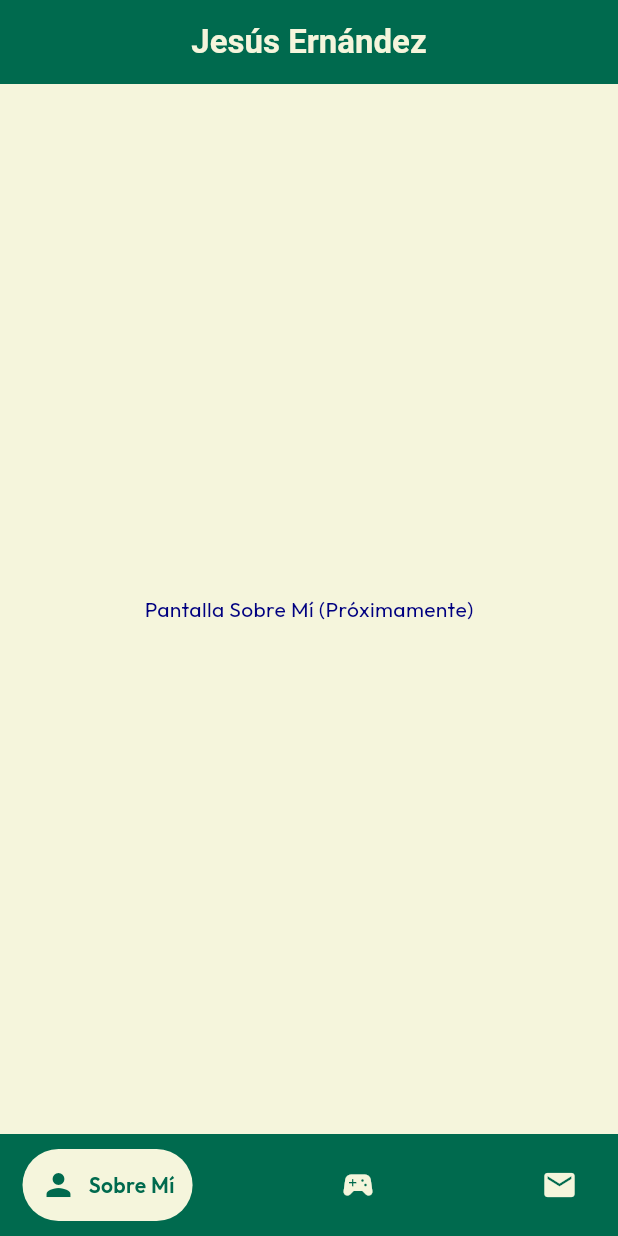
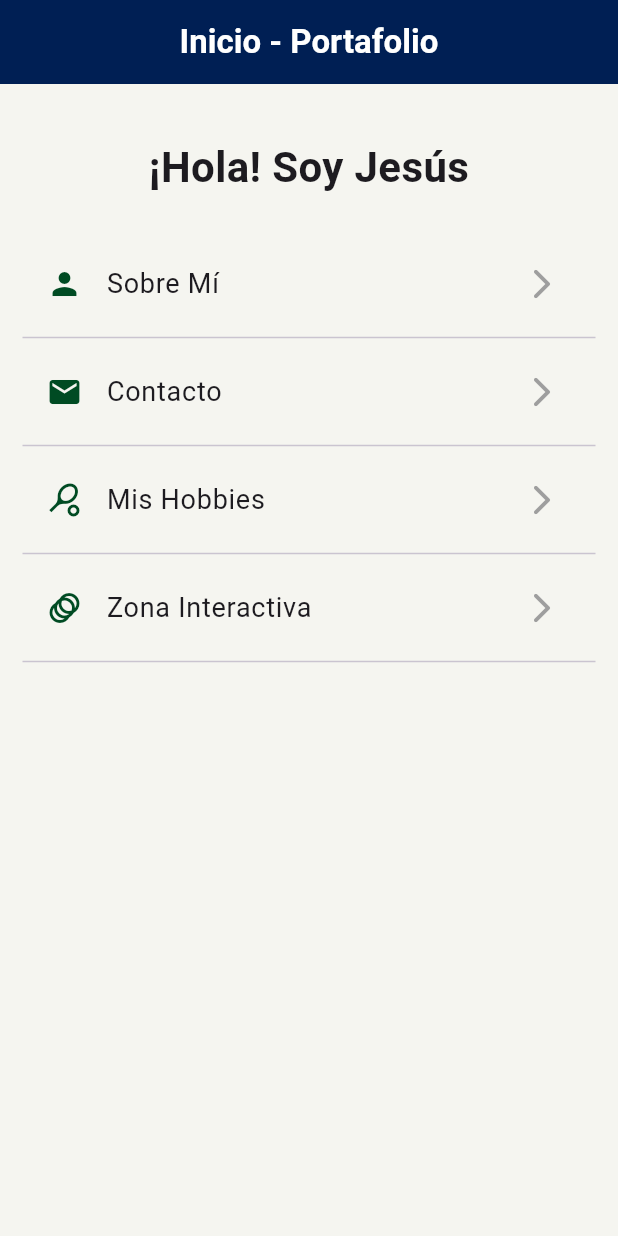
Before and after one commit to jesus020204/portafolio_jesus, a Flutter app: the screen it shows after launch, on a phone screen of 412 x 824 dp. Run offline on Flutter 3.47's test engine with Material 3 defaults, Android fonts, the phone set to English and light mode, and no system bars; drawn by our look-alikes of google_nav_bar.

Commit message:
feat: implementacion de rutas nombradas, pantallas del portafolio y formulario de contacto

```diff
--- a/lib/main.dart
+++ b/lib/main.dart
@@ -3,21 +3,23 @@ import 'package:flutter/material.dart';
 import 'routes/app_routes.dart';
 import 'themes/app_theme.dart';
 
-void main() => runApp(const MiPortafolio());
+void main() => runApp(const MyApp());
 
-class MiPortafolio extends StatelessWidget {
-  const MiPortafolio({super.key});
+class MyApp extends StatelessWidget {
+  const MyApp({super.key});
 
   @override
   Widget build(BuildContext context) {
     return MaterialApp(
       debugShowCheckedModeBanner: false,
       title: 'Portafolio Jesús',
-      // Aplico los colores y tipografías de app_theme
-      theme: AppTheme.lightTheme,
-      // Llamo a las rutas de las pantallas
+
+      // Rutas delegadas al archivo de barril para no saturar el main
       initialRoute: AppRoutes.initialRoute,
       routes: AppRoutes.routes,
+
+      // Aplicamos el tema global centralizado
+      theme: AppTheme.lightTheme,
     );
   }
 }
--- a/lib/routes/app_routes.dart
+++ b/lib/routes/app_routes.dart
@@ -1,6 +1,6 @@
 import 'package:flutter/material.dart';
 
-import '../screens/home_screen.dart';
+import '../screens/screens.dart';
 
 class AppRoutes {
   static const String initialRoute = 'home';
@@ -9,5 +9,9 @@ class AppRoutes {
   // Toda pantalla nueva (Sobre Mí, Hobbies, Contacto) debe registrarse aquí.
   static Map<String, Widget Function(BuildContext)> routes = {
     'home': (BuildContext context) => const HomeScreen(),
+    'hobbies': (BuildContext context) => const HobbiesScreen(),
+    'animated': (BuildContext context) => const AnimatedScreen(),
+    'about': (BuildContext context) => const AboutScreen(),
+    'contact': (BuildContext context) => const ContactScreen(),
   };
 }
--- a/lib/screens/home_screen.dart
+++ b/lib/screens/home_screen.dart
@@ -1,57 +1,85 @@
 import 'package:flutter/material.dart';
-import 'package:google_nav_bar/google_nav_bar.dart';
 
 import '../themes/app_theme.dart';
 
-class HomeScreen extends StatefulWidget {
+class HomeScreen extends StatelessWidget {
   const HomeScreen({super.key});
-
-  @override
-  State<HomeScreen> createState() => _HomeScreenState();
-}
-
-class _HomeScreenState extends State<HomeScreen> {
-  int _selectedIndex = 0;
-
-  // Uso IndexedStack para que las pantallas no se reconstruyan desde cero
-  // al cambiar de pestaña y no perder el estado (inputs, scroll).
-  final List<Widget> _screens = [
-    const Center(child: Text('Pantalla Sobre Mí (Próximamente)')),
-    const Center(child: Text('Pantalla Hobbies (Próximamente)')),
-    const Center(child: Text('Pantalla Contacto (Próximamente)')),
-  ];
 
   @override
   Widget build(BuildContext context) {
     return Scaffold(
-      appBar: AppBar(title: const Text('Jesús Ernández')),
-      body: IndexedStack(index: _selectedIndex, children: _screens),
-      // Contenedor extra para separar el GNav de los bordes del dispositivo
-      bottomNavigationBar: Container(
-        color: AppTheme.primaryGreen,
-        child: Padding(
-          padding: const EdgeInsets.symmetric(horizontal: 15.0, vertical: 10.0),
-          child: GNav(
-            // Invierto los colores del tema para la pestaña activa
-            backgroundColor: AppTheme.primaryGreen,
-            color: AppTheme.backgroundBeige,
-            activeColor: AppTheme.primaryGreen,
-            tabBackgroundColor: AppTheme.backgroundBeige,
-            gap: 8,
-            padding: const EdgeInsets.all(12),
-            selectedIndex: _selectedIndex,
-            onTabChange: (index) {
-              setState(() {
-                _selectedIndex = index;
-              });
+      appBar: AppBar(title: const Text('Inicio - Portafolio')),
+      // Se utiliza ListView para estructurar un menú vertical flexible
+      body: ListView(
+        padding: const EdgeInsets.all(15.0),
+        children: [
+          const SizedBox(height: 20),
+          const Text(
+            '¡Hola! Soy Jesús',
+            style: TextStyle(fontSize: 28, fontWeight: FontWeight.bold),
+            textAlign: TextAlign.center,
+          ),
+          const SizedBox(height: 30),
+          ListTile(
+            leading: const Icon(Icons.person, color: AppTheme.primaryGreen),
+            title: const Text('Sobre Mí', style: TextStyle(fontSize: 18)),
+            trailing: const Icon(
+              Icons.arrow_forward_ios_rounded,
+              color: Colors.grey,
+            ),
+            onTap: () {
+              Navigator.pushNamed(context, 'about');
             },
-            tabs: const [
-              GButton(icon: Icons.person, text: 'Sobre Mí'),
-              GButton(icon: Icons.sports_esports, text: 'Hobbies'),
-              GButton(icon: Icons.mail, text: 'Contacto'),
-            ],
           ),
-        ),
+          const Divider(),
+          ListTile(
+            leading: const Icon(Icons.mail, color: AppTheme.primaryGreen),
+            title: const Text('Contacto', style: TextStyle(fontSize: 18)),
+            trailing: const Icon(
+              Icons.arrow_forward_ios_rounded,
+              color: Colors.grey,
+            ),
+            onTap: () {
+              Navigator.pushNamed(context, 'contact');
+            },
+          ),
+          const Divider(),
+
+          // Elemento del menú que conecta con la ruta de Hobbies
+          ListTile(
+            leading: const Icon(
+              Icons.sports_tennis,
+              color: AppTheme.primaryGreen,
+            ),
+            title: const Text('Mis Hobbies', style: TextStyle(fontSize: 18)),
+            trailing: const Icon(
+              Icons.arrow_forward_ios_rounded,
+              color: Colors.grey,
+            ),
+            onTap: () {
+              // Se invoca la ruta registrada en el mapa global (app_routes.dart)
+              Navigator.pushNamed(context, 'hobbies');
+            },
+          ),
+          const Divider(),
+
+          // Estructura preparada para la siguiente pantalla (Ej: Contacto o Animaciones)
+          ListTile(
+            leading: const Icon(Icons.animation, color: AppTheme.primaryGreen),
+            title: const Text(
+              'Zona Interactiva',
+              style: TextStyle(fontSize: 18),
+            ),
+            trailing: const Icon(
+              Icons.arrow_forward_ios_rounded,
+              color: Colors.grey,
+            ),
+            onTap: () {
+              Navigator.pushNamed(context, 'animated');
+            },
+          ),
+          const Divider(),
+        ],
       ),
     );
   }
--- /dev/null
+++ b/lib/screens/screens.dart
@@ -0,0 +1,5 @@
+export 'home_screen.dart';
+export 'hobbies_screen.dart';
+export 'animated_screen.dart';
+export 'about_screen.dart';
+export 'contact_screen.dart';
--- a/lib/themes/app_theme.dart
+++ b/lib/themes/app_theme.dart
@@ -1,37 +1,35 @@
 import 'package:flutter/material.dart';
-import 'package:google_fonts/google_fonts.dart';
 
 class AppTheme {
-  // Colores base del portafolio. Mantengo los hexadecimales puros
-  // para asegurar que el contraste no varíe accidentalmente en otras pantallas.
-  static const Color backgroundBeige = Color(0xFFF5F5DC);
-  static const Color primaryGreen = Color(0xFF006A4E);
-  static const Color textNavy = Color(0xFF000080);
+  // Centralizamos la paleta aquí para tener un Single Source of Truth.
+  // Así evitamos el hardcodeo de colores en cada pantalla (DRY).
+  static const Color primaryGreen = Color(0xFF004B23);
+  static const Color navyBlue = Color(0xFF001F54);
+  static const Color beigeBg = Color(0xFFF5F5F0);
 
-  // Tema claro global
+  // Usamos static final para que el tema se instancie una sola vez en memoria
   static final ThemeData lightTheme = ThemeData.light().copyWith(
-    primaryColor: primaryGreen,
-    scaffoldBackgroundColor: backgroundBeige,
+    scaffoldBackgroundColor: beigeBg,
 
-    // Configuración global del AppBar para evitar repetir este mismo
-    // bloque de diseño en cada vista nueva que agreguemos.
+    // Estilo unificado para los AppBars de todo el portafolio
     appBarTheme: const AppBarTheme(
-      backgroundColor: primaryGreen,
+      backgroundColor: navyBlue, //
       elevation: 0,
       centerTitle: true,
-      iconTheme: IconThemeData(color: backgroundBeige),
       titleTextStyle: TextStyle(
-        color: backgroundBeige,
+        color: Colors.white,
         fontSize: 22,
         fontWeight: FontWeight.bold,
       ),
+      iconTheme: IconThemeData(color: Colors.white),
     ),
 
-    // Asigno Outfit como tipografía principal y fuerzo el color textNavy
-    // en los textos para mantener la consistencia en toda la app.
-    textTheme: GoogleFonts.outfitTextTheme().apply(
-      bodyColor: textNavy,
-      displayColor: textNavy,
+    floatingActionButtonTheme: const FloatingActionButtonThemeData(
+      backgroundColor: primaryGreen,
+      foregroundColor: Colors.white,
+      elevation: 4,
     ),
+
+    iconTheme: const IconThemeData(color: primaryGreen),
   );
 }
```
Also changed, not shown: lib/screens/about_screen.dart (added, +97 -0 lines), lib/screens/animated_screen.dart (added, +60 -0 lines), lib/screens/contact_screen.dart (added, +116 -0 lines), lib/screens/hobbies_screen.dart (added, +87 -0 lines).
